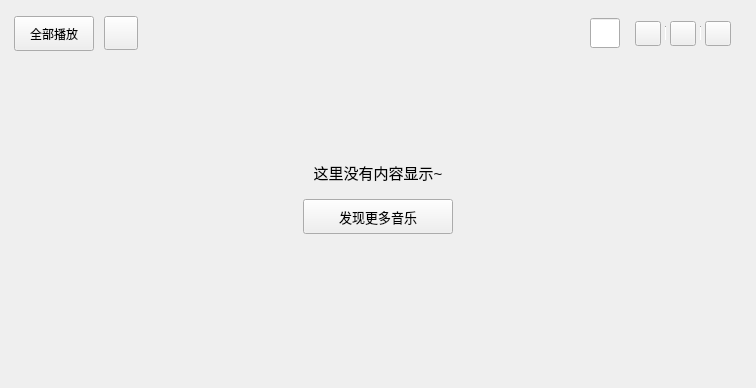
a-mo-xi-wei/Qt-KuGouAppClient, file KuGouStart/RecentlyPlayed/RecentlySingleSong/RecentlySingleSong.ui: the form before one commit.
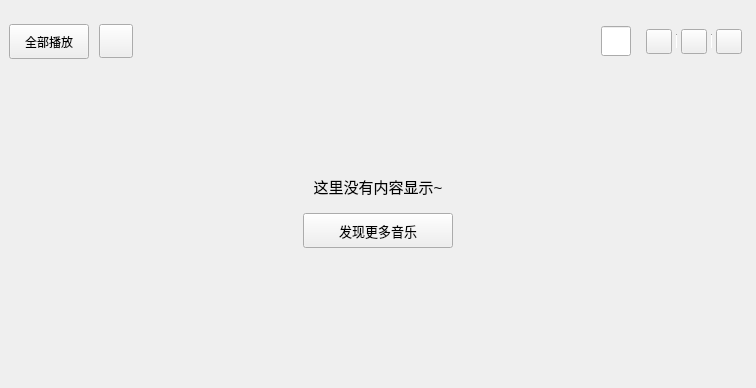
The form after the commit. Custom widgets are drawn as their Qt base class.

```diff
--- a/KuGouStart/RecentlyPlayed/RecentlySingleSong/RecentlySingleSong.ui
+++ b/KuGouStart/RecentlyPlayed/RecentlySingleSong/RecentlySingleSong.ui
@@ -14,6 +14,21 @@
    <string>RecentlySingleSong</string>
   </property>
   <layout class="QVBoxLayout" name="verticalLayout_2">
+   <property name="spacing">
+    <number>10</number>
+   </property>
+   <property name="leftMargin">
+    <number>0</number>
+   </property>
+   <property name="topMargin">
+    <number>15</number>
+   </property>
+   <property name="rightMargin">
+    <number>0</number>
+   </property>
+   <property name="bottomMargin">
+    <number>0</number>
+   </property>
    <item>
     <widget class="QWidget" name="operation_widget" native="true">
      <layout class="QHBoxLayout" name="horizontalLayout_9">
@@ -21,13 +36,13 @@
        <number>10</number>
       </property>
       <property name="leftMargin">
-       <number>3</number>
+       <number>9</number>
       </property>
       <property name="topMargin">
-       <number>5</number>
+       <number>9</number>
       </property>
       <property name="bottomMargin">
-       <number>5</number>
+       <number>9</number>
       </property>
       <item>
        <widget class="QToolButton" name="recently_play_toolButton">
```
